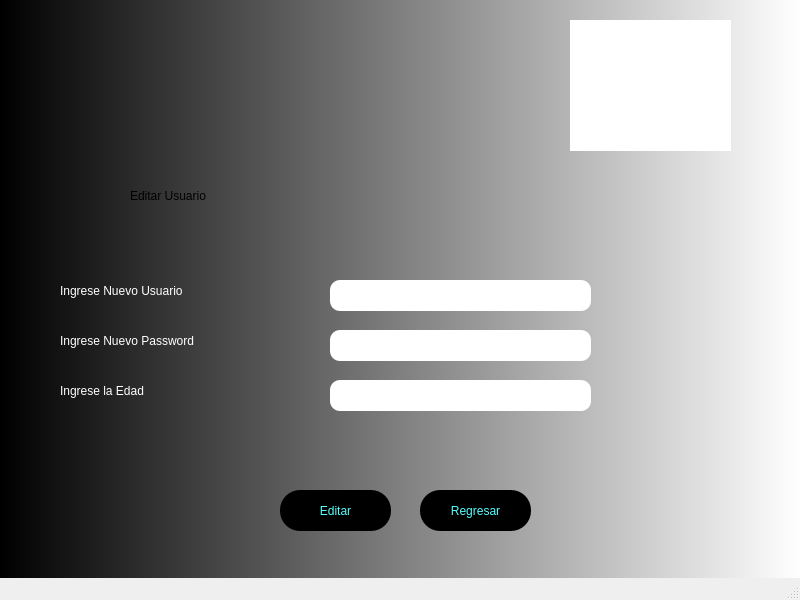
Before: the Qt Designer form Fase_2/Backend/Frontend/Paginas/Editar.ui in NatalyDuarte/-EDD_2S-BatallaNaval_202001570, drawn with Qt 5.
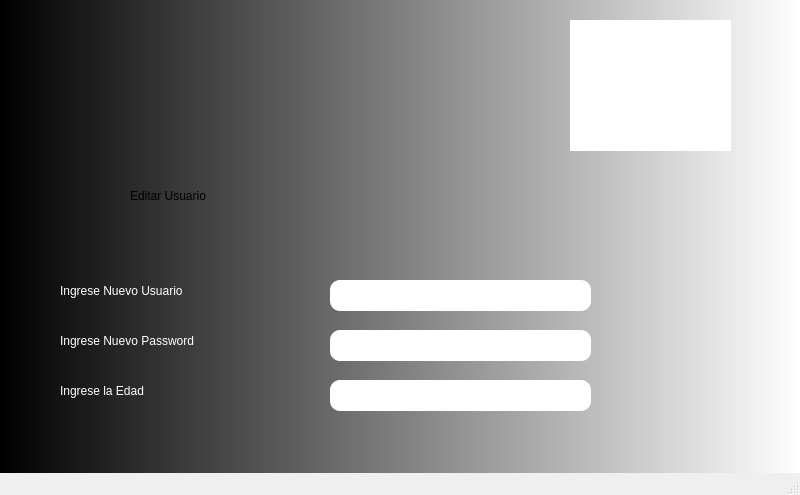
After: the same form once the commit is applied. Icons and pictures are not drawn.

The edit to the form file:
```diff
--- a/Fase_2/Backend/Frontend/Paginas/Editar.ui
+++ b/Fase_2/Backend/Frontend/Paginas/Editar.ui
@@ -7,7 +7,7 @@
     <x>0</x>
     <y>0</y>
     <width>800</width>
-    <height>600</height>
+    <height>495</height>
    </rect>
   </property>
   <property name="windowTitle">
```
